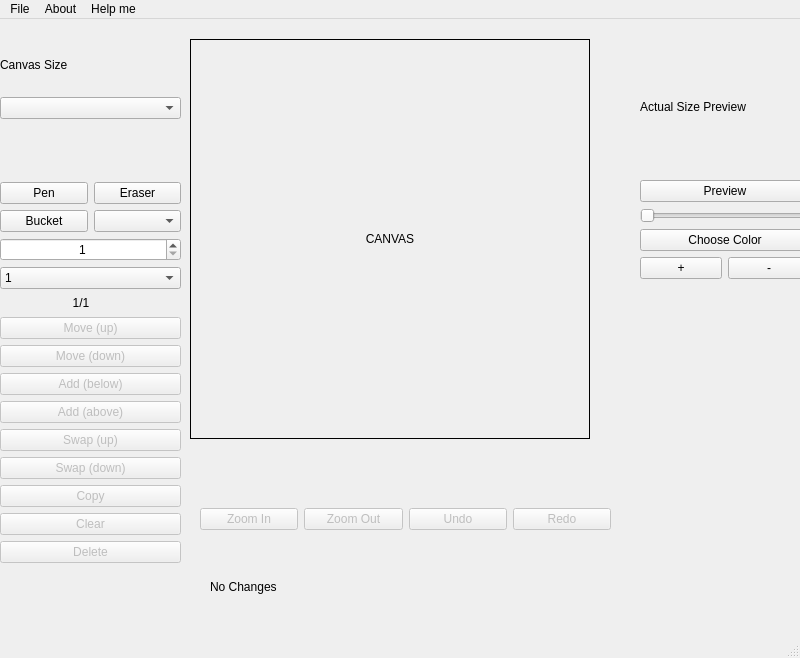
University-of-Utah-CS3505/a7-sprite-editor-s22-charming21, file SpriteEditor/view.ui: the form before one commit.
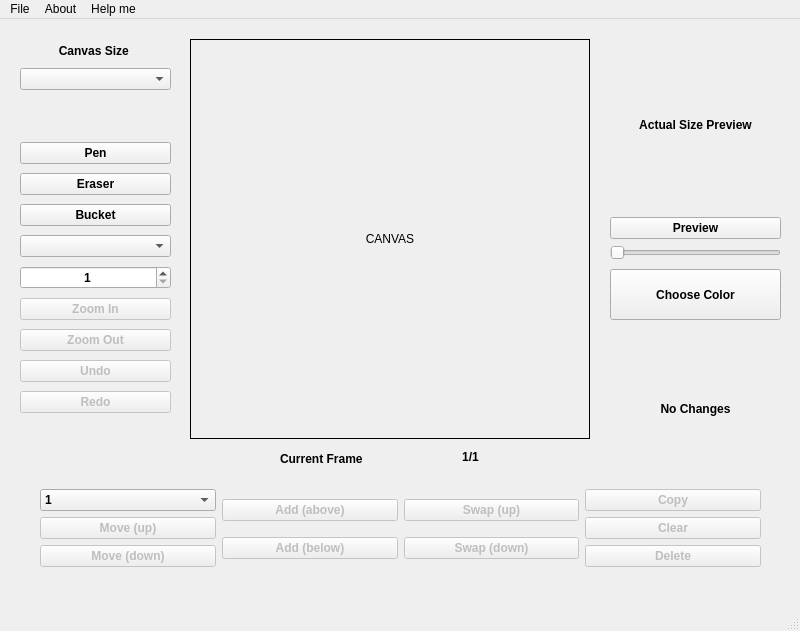
The form after the commit. Custom widgets are drawn as their Qt base class.

Commit message: Commit 7.0: Changed canvas layout and pen size, such that it increases and decreases.

What changed in the file:
```diff
--- a/SpriteEditor/view.ui
+++ b/SpriteEditor/view.ui
@@ -7,7 +7,7 @@
     <x>0</x>
     <y>0</y>
     <width>800</width>
-    <height>658</height>
+    <height>631</height>
    </rect>
   </property>
   <property name="windowTitle">
@@ -36,22 +36,35 @@
    <widget class="QWidget" name="verticalLayoutWidget_2">
     <property name="geometry">
      <rect>
-      <x>640</x>
-      <y>21</y>
-      <width>170</width>
-      <height>261</height>
+      <x>610</x>
+      <y>20</y>
+      <width>171</width>
+      <height>221</height>
      </rect>
     </property>
     <layout class="QVBoxLayout" name="previewLayout">
      <item>
       <widget class="QLabel" name="actualSizeLabel">
+       <property name="font">
+        <font>
+         <bold>true</bold>
+        </font>
+       </property>
        <property name="text">
         <string>Actual Size Preview</string>
        </property>
+       <property name="alignment">
+        <set>Qt::AlignCenter</set>
+       </property>
       </widget>
      </item>
      <item>
       <widget class="QPushButton" name="previewButton">
+       <property name="font">
+        <font>
+         <bold>true</bold>
+        </font>
+       </property>
        <property name="text">
         <string>Preview</string>
        </property>
@@ -70,65 +83,25 @@
        </property>
       </widget>
      </item>
-     <item>
-      <widget class="QPushButton" name="colorButton">
-       <property name="text">
-        <string>Choose Color</string>
-       </property>
-      </widget>
-     </item>
-     <item>
-      <layout class="QHBoxLayout" name="horizontalLayout_3">
-       <item>
-        <widget class="QPushButton" name="increaseCanvasButton">
-         <property name="text">
-          <string>+</string>
-         </property>
-        </widget>
-       </item>
-       <item>
-        <widget class="QPushButton" name="pushButton">
-         <property name="text">
-          <string>-</string>
-         </property>
-        </widget>
-       </item>
-      </layout>
-     </item>
-     <item>
-      <widget class="QLabel" name="colorLabel">
-       <property name="maximumSize">
-        <size>
-         <width>162</width>
-         <height>16</height>
-        </size>
-       </property>
-       <property name="styleSheet">
-        <string notr="true"/>
-       </property>
-       <property name="text">
-        <string/>
-       </property>
-      </widget>
-     </item>
     </layout>
    </widget>
    <widget class="QWidget" name="verticalLayoutWidget_4">
     <property name="geometry">
      <rect>
-      <x>0</x>
-      <y>110</y>
-      <width>181</width>
-      <height>487</height>
+      <x>20</x>
+      <y>120</y>
+      <width>151</width>
+      <height>281</height>
      </rect>
     </property>
     <layout class="QVBoxLayout" name="toolBarAndFrame">
      <item>
-      <layout class="QVBoxLayout" name="toolBarVerticalLayout">
-       <item>
-        <layout class="QHBoxLayout" name="penAndEraser">
-         <item>
           <widget class="QPushButton" name="penButton">
+       <property name="font">
+        <font>
+         <bold>true</bold>
+        </font>
+       </property>
            <property name="text">
             <string>Pen</string>
            </property>
@@ -136,29 +109,44 @@
          </item>
          <item>
           <widget class="QPushButton" name="eraserButton">
+       <property name="font">
+        <font>
+         <bold>true</bold>
+        </font>
+       </property>
            <property name="text">
             <string>Eraser</string>
            </property>
           </widget>
          </item>
-        </layout>
-       </item>
-       <item>
-        <layout class="QHBoxLayout" name="bucketAndShape">
          <item>
           <widget class="QPushButton" name="bucketButton">
+       <property name="font">
+        <font>
+         <bold>true</bold>
+        </font>
+       </property>
            <property name="text">
             <string>Bucket</string>
            </property>
           </widget>
          </item>
          <item>
-          <widget class="QComboBox" name="shapeToolComboBox"/>
-         </item>
-        </layout>
+      <widget class="QComboBox" name="shapeToolComboBox">
+       <property name="font">
+        <font>
+         <bold>true</bold>
+        </font>
+       </property>
+      </widget>
        </item>
        <item>
         <widget class="QSpinBox" name="toolSizeBox">
+       <property name="font">
+        <font>
+         <bold>true</bold>
+        </font>
+       </property>
          <property name="alignment">
           <set>Qt::AlignCenter</set>
          </property>
@@ -171,9 +159,194 @@
         </widget>
        </item>
        <item>
-        <layout class="QVBoxLayout" name="frameLayout">
+      <widget class="QPushButton" name="zoomInButton">
+       <property name="enabled">
+        <bool>false</bool>
+       </property>
+       <property name="font">
+        <font>
+         <bold>true</bold>
+        </font>
+       </property>
+       <property name="text">
+        <string>Zoom In</string>
+       </property>
+      </widget>
+     </item>
+     <item>
+      <widget class="QPushButton" name="zoomOutButton">
+       <property name="enabled">
+        <bool>false</bool>
+       </property>
+       <property name="font">
+        <font>
+         <bold>true</bold>
+        </font>
+       </property>
+       <property name="text">
+        <string>Zoom Out</string>
+       </property>
+      </widget>
+     </item>
+     <item>
+      <widget class="QPushButton" name="undoButton">
+       <property name="enabled">
+        <bool>false</bool>
+       </property>
+       <property name="font">
+        <font>
+         <bold>true</bold>
+        </font>
+       </property>
+       <property name="text">
+        <string>Undo</string>
+       </property>
+      </widget>
+     </item>
+     <item>
+      <widget class="QPushButton" name="redoButton">
+       <property name="enabled">
+        <bool>false</bool>
+       </property>
+       <property name="font">
+        <font>
+         <bold>true</bold>
+        </font>
+       </property>
+       <property name="text">
+        <string>Redo</string>
+       </property>
+      </widget>
+     </item>
+    </layout>
+   </widget>
+   <widget class="QLabel" name="posLabel">
+    <property name="geometry">
+     <rect>
+      <x>610</x>
+      <y>350</y>
+      <width>171</width>
+      <height>20</height>
+     </rect>
+    </property>
+    <property name="font">
+     <font>
+      <bold>true</bold>
+     </font>
+    </property>
+    <property name="text">
+     <string/>
+    </property>
+    <property name="alignment">
+     <set>Qt::AlignCenter</set>
+    </property>
+   </widget>
+   <widget class="QWidget" name="verticalLayoutWidget">
+    <property name="geometry">
+     <rect>
+      <x>20</x>
+      <y>20</y>
+      <width>151</width>
+      <height>51</height>
+     </rect>
+    </property>
+    <layout class="QVBoxLayout" name="verticalLayout">
+     <item>
+      <widget class="QLabel" name="canvasSizeLabel">
+       <property name="font">
+        <font>
+         <bold>true</bold>
+        </font>
+       </property>
+       <property name="text">
+        <string>Canvas Size </string>
+       </property>
+       <property name="alignment">
+        <set>Qt::AlignCenter</set>
+       </property>
+      </widget>
+     </item>
+     <item>
+      <widget class="QComboBox" name="canvasSizeComboBox">
+       <property name="font">
+        <font>
+         <bold>true</bold>
+        </font>
+       </property>
+      </widget>
+     </item>
+    </layout>
+   </widget>
+   <widget class="QLabel" name="modifiedLabel">
+    <property name="geometry">
+     <rect>
+      <x>620</x>
+      <y>380</y>
+      <width>151</width>
+      <height>20</height>
+     </rect>
+    </property>
+    <property name="font">
+     <font>
+      <italic>false</italic>
+      <bold>true</bold>
+      <underline>false</underline>
+      <strikeout>false</strikeout>
+     </font>
+    </property>
+    <property name="text">
+     <string>No Changes</string>
+    </property>
+    <property name="alignment">
+     <set>Qt::AlignCenter</set>
+    </property>
+   </widget>
+   <widget class="QLabel" name="frameNumberLabel">
+    <property name="geometry">
+     <rect>
+      <x>410</x>
+      <y>430</y>
+      <width>121</width>
+      <height>16</height>
+     </rect>
+    </property>
+    <property name="maximumSize">
+     <size>
+      <width>162</width>
+      <height>16</height>
+     </size>
+    </property>
+    <property name="font">
+     <font>
+      <bold>true</bold>
+     </font>
+    </property>
+    <property name="text">
+     <string>1/1</string>
+    </property>
+    <property name="alignment">
+     <set>Qt::AlignCenter</set>
+    </property>
+   </widget>
+   <widget class="QWidget" name="horizontalLayoutWidget">
+    <property name="geometry">
+     <rect>
+      <x>40</x>
+      <y>470</y>
+      <width>721</width>
+      <height>80</height>
+     </rect>
+    </property>
+    <layout class="QHBoxLayout" name="horizontalLayout_2">
+     <item>
+      <layout class="QVBoxLayout" name="verticalLayout_11">
          <item>
           <widget class="QComboBox" name="framesComboBox">
+         <property name="font">
+          <font>
+           <bold>true</bold>
+          </font>
+         </property>
            <property name="layoutDirection">
             <enum>Qt::LeftToRight</enum>
            </property>
@@ -187,27 +360,16 @@
            </item>
           </widget>
          </item>
-         <item>
-          <widget class="QLabel" name="frameNumberLabel">
-           <property name="maximumSize">
-            <size>
-             <width>162</width>
-             <height>16</height>
-            </size>
-           </property>
-           <property name="text">
-            <string>1/1</string>
-           </property>
-           <property name="alignment">
-            <set>Qt::AlignCenter</set>
-           </property>
-          </widget>
-         </item>
          <item>
           <widget class="QPushButton" name="lastFrameButton">
            <property name="enabled">
             <bool>false</bool>
            </property>
+         <property name="font">
+          <font>
+           <bold>true</bold>
+          </font>
+         </property>
            <property name="text">
             <string>Move (up)</string>
            </property>
@@ -218,36 +380,64 @@
            <property name="enabled">
             <bool>false</bool>
            </property>
+         <property name="font">
+          <font>
+           <bold>true</bold>
+          </font>
+         </property>
            <property name="text">
             <string>Move (down)</string>
            </property>
           </widget>
          </item>
-         <item>
-          <widget class="QPushButton" name="addFrameButton">
-           <property name="enabled">
-            <bool>false</bool>
-           </property>
-           <property name="text">
-            <string>Add (below)</string>
-           </property>
-          </widget>
-         </item>
+      </layout>
+     </item>
+     <item>
+      <layout class="QVBoxLayout" name="verticalLayout_8">
          <item>
           <widget class="QPushButton" name="insertFrameButton">
            <property name="enabled">
             <bool>false</bool>
            </property>
+         <property name="font">
+          <font>
+           <bold>true</bold>
+          </font>
+         </property>
            <property name="text">
             <string>Add (above)</string>
            </property>
           </widget>
          </item>
          <item>
+        <widget class="QPushButton" name="addFrameButton">
+         <property name="enabled">
+          <bool>false</bool>
+         </property>
+         <property name="font">
+          <font>
+           <bold>true</bold>
+          </font>
+         </property>
+         <property name="text">
+          <string>Add (below)</string>
+         </property>
+        </widget>
+       </item>
+      </layout>
+     </item>
+     <item>
+      <layout class="QVBoxLayout" name="verticalLayout_7">
+       <item>
           <widget class="QPushButton" name="swapUpButton">
            <property name="enabled">
             <bool>false</bool>
            </property>
+         <property name="font">
+          <font>
+           <bold>true</bold>
+          </font>
+         </property>
            <property name="text">
             <string>Swap (up)</string>
            </property>
@@ -258,16 +448,30 @@
            <property name="enabled">
             <bool>false</bool>
            </property>
+         <property name="font">
+          <font>
+           <bold>true</bold>
+          </font>
+         </property>
            <property name="text">
             <string>Swap (down)</string>
            </property>
           </widget>
          </item>
+      </layout>
+     </item>
+     <item>
+      <layout class="QVBoxLayout" name="verticalLayout_10">
          <item>
           <widget class="QPushButton" name="copyButton">
            <property name="enabled">
             <bool>false</bool>
            </property>
+         <property name="font">
+          <font>
+           <bold>true</bold>
+          </font>
+         </property>
            <property name="text">
             <string>Copy</string>
            </property>
@@ -278,6 +482,11 @@
            <property name="enabled">
             <bool>false</bool>
            </property>
+         <property name="font">
+          <font>
+           <bold>true</bold>
+          </font>
+         </property>
            <property name="text">
             <string>Clear</string>
            </property>
@@ -288,6 +497,11 @@
            <property name="enabled">
             <bool>false</bool>
            </property>
+         <property name="font">
+          <font>
+           <bold>true</bold>
+          </font>
+         </property>
            <property name="text">
             <string>Delete</string>
            </property>
@@ -296,107 +510,63 @@
         </layout>
        </item>
       </layout>
-     </item>
-    </layout>
    </widget>
-   <widget class="QLabel" name="posLabel">
+   <widget class="QLabel" name="colorLabel">
     <property name="geometry">
      <rect>
-      <x>640</x>
-      <y>350</y>
-      <width>91</width>
-      <height>19</height>
+      <x>610</x>
+      <y>310</y>
+      <width>162</width>
+      <height>16</height>
      </rect>
     </property>
+    <property name="maximumSize">
+     <size>
+      <width>162</width>
+      <height>16</height>
+     </size>
+    </property>
+    <property name="styleSheet">
+     <string notr="true"/>
+    </property>
     <property name="text">
      <string/>
     </property>
    </widget>
-   <widget class="QWidget" name="horizontalLayoutWidget">
+   <widget class="QPushButton" name="colorButton">
     <property name="geometry">
      <rect>
-      <x>200</x>
-      <y>470</y>
-      <width>411</width>
-      <height>61</height>
+      <x>610</x>
+      <y>250</y>
+      <width>171</width>
+      <height>51</height>
      </rect>
     </property>
-    <layout class="QHBoxLayout" name="horizontalLayout">
-     <item>
-      <widget class="QPushButton" name="zoomInButton">
-       <property name="enabled">
-        <bool>false</bool>
+    <property name="font">
+     <font>
+      <bold>true</bold>
+     </font>
        </property>
        <property name="text">
-        <string>Zoom In</string>
-       </property>
-      </widget>
-     </item>
-     <item>
-      <widget class="QPushButton" name="zoomOutButton">
-       <property name="enabled">
-        <bool>false</bool>
-       </property>
-       <property name="text">
-        <string>Zoom Out</string>
-       </property>
-      </widget>
-     </item>
-     <item>
-      <widget class="QPushButton" name="undoButton">
-       <property name="enabled">
-        <bool>false</bool>
-       </property>
-       <property name="text">
-        <string>Undo</string>
-       </property>
-      </widget>
-     </item>
-     <item>
-      <widget class="QPushButton" name="redoButton">
-       <property name="enabled">
-        <bool>false</bool>
-       </property>
-       <property name="text">
-        <string>Redo</string>
-       </property>
-      </widget>
-     </item>
-    </layout>
-   </widget>
-   <widget class="QWidget" name="verticalLayoutWidget">
+     <string>Choose Color</string>
+    </property>
+   </widget>
+   <widget class="QLabel" name="currentFrameLabel">
     <property name="geometry">
      <rect>
-      <x>0</x>
-      <y>20</y>
-      <width>181</width>
-      <height>80</height>
+      <x>280</x>
+      <y>430</y>
+      <width>111</width>
+      <height>20</height>
      </rect>
     </property>
-    <layout class="QVBoxLayout" name="verticalLayout">
-     <item>
-      <widget class="QLabel" name="canvasSizeLabel">
-       <property name="text">
-        <string>Canvas Size </string>
-       </property>
-      </widget>
-     </item>
-     <item>
-      <widget class="QComboBox" name="canvasSizeComboBox"/>
-     </item>
-    </layout>
-   </widget>
-   <widget class="QLabel" name="modifiedLabel">
-    <property name="geometry">
-     <rect>
-      <x>210</x>
-      <y>560</y>
-      <width>271</width>
-      <height>16</height>
-     </rect>
-    </property>
+    <property name="font">
+     <font>
+      <bold>true</bold>
+     </font>
+    </property>
     <property name="text">
-     <string>No Changes</string>
+     <string>Current Frame</string>
     </property>
    </widget>
   </widget>
```
Left out of the diff: 2 changed lines with no effect on the pictures. Lines whose indentation alone changed are shown as unchanged. The commit also changes 3 other files.
